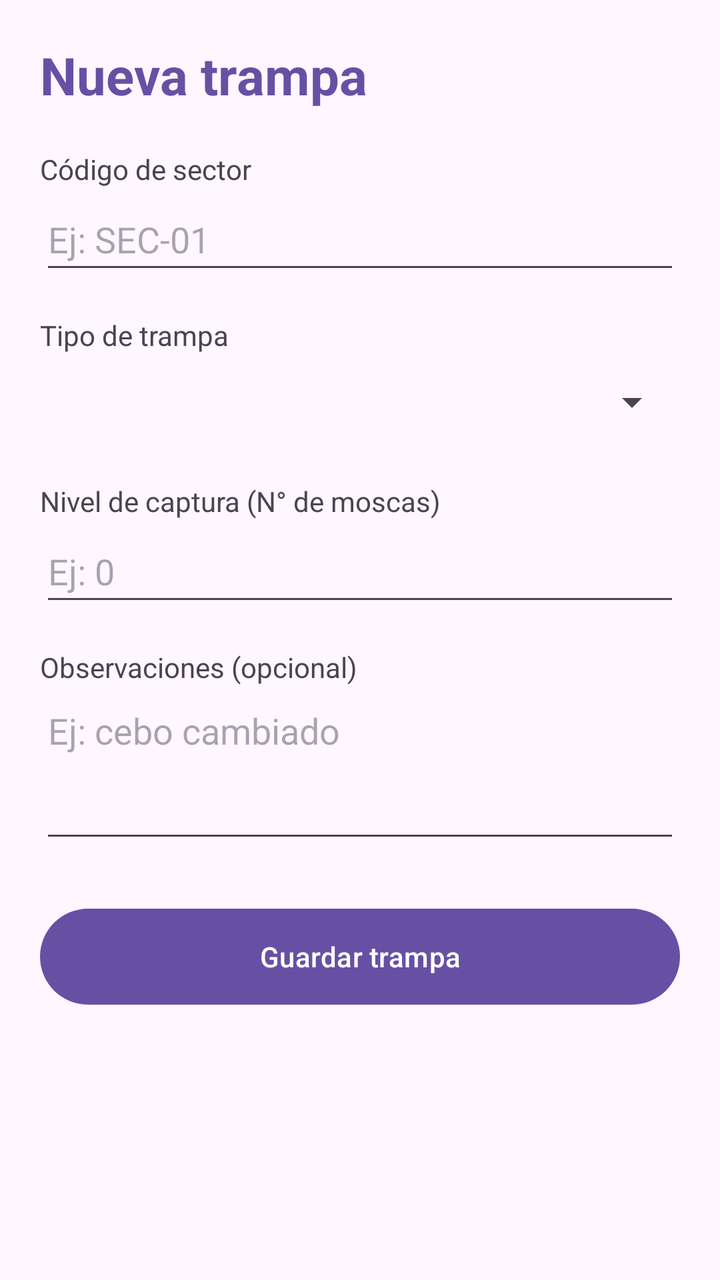
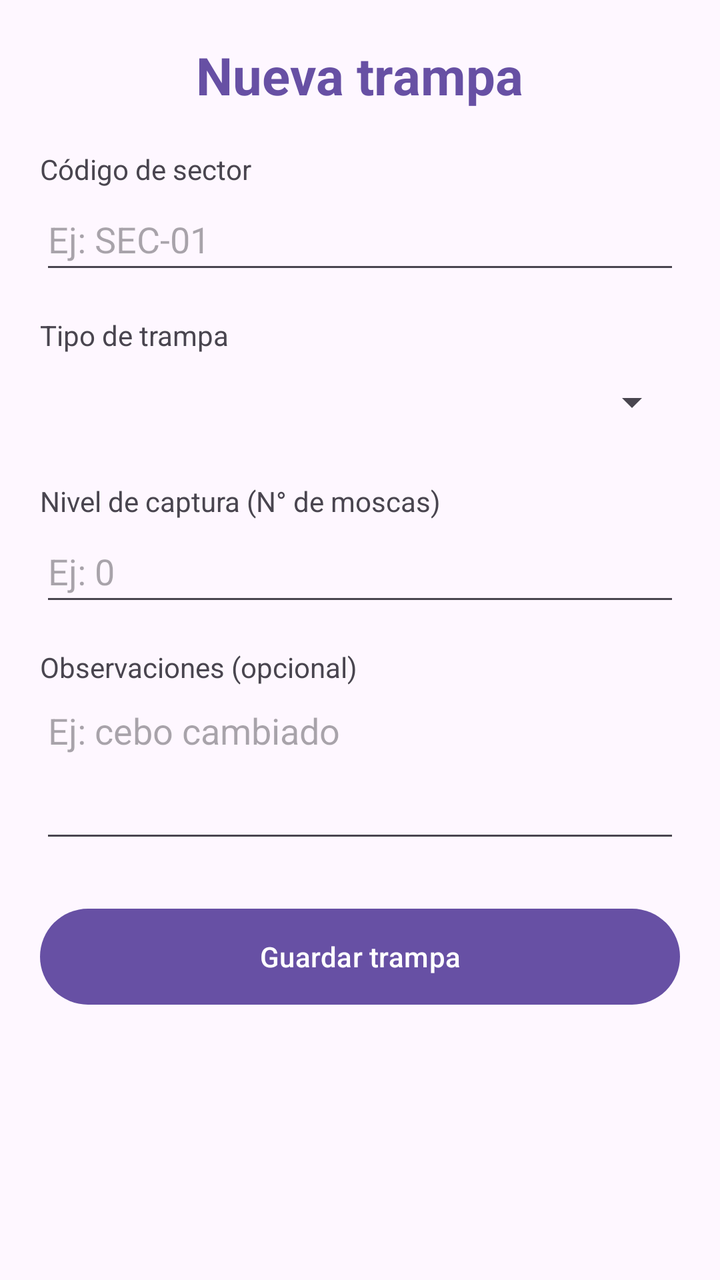

Before-and-after screenshots of an Android layout around one commit, followed by the original layout XML and the change that was made.
<!-- AndroidManifest.xml: application theme Theme.FlyTrapIoT -->
<!-- res/layout/activity_agregar_trampa.xml -->
<?xml version="1.0" encoding="utf-8"?>
<ScrollView xmlns:android="http://schemas.android.com/apk/res/android"
    xmlns:tools="http://schemas.android.com/tools"
    android:id="@+id/main"
    android:layout_width="match_parent"
    android:layout_height="match_parent"
    android:fillViewport="true"
    tools:context=".AgregarTrampaActivity">

    <LinearLayout
        android:layout_width="match_parent"
        android:layout_height="wrap_content"
        android:orientation="vertical"
        android:padding="20dp">

        <TextView
            android:layout_width="wrap_content"
            android:layout_height="wrap_content"
            android:layout_marginBottom="20dp"
            android:text="Nueva trampa"
            android:textColor="?attr/colorPrimary"
            android:textSize="26sp"
            android:textStyle="bold" />

        <TextView
            android:layout_width="wrap_content"
            android:layout_height="wrap_content"
            android:text="Código de sector" />

        <EditText
            android:id="@+id/etCodigoSector"
            android:layout_width="match_parent"
            android:layout_height="wrap_content"
            android:hint="Ej: SEC-01"
            android:inputType="textCapCharacters"
            android:maxLength="20"
            android:minHeight="48dp" />

        <TextView
            android:layout_width="wrap_content"
            android:layout_height="wrap_content"
            android:layout_marginTop="16dp"
            android:text="Tipo de trampa" />

        <Spinner
            android:id="@+id/spTipoTrampa"
            android:layout_width="match_parent"
            android:layout_height="48dp" />

        <TextView
            android:layout_width="wrap_content"
            android:layout_height="wrap_content"
            android:layout_marginTop="16dp"
            android:text="Nivel de captura (N° de moscas)" />

        <EditText
            android:id="@+id/etNivelCaptura"
            android:layout_width="match_parent"
            android:layout_height="wrap_content"
            android:hint="Ej: 0"
            android:inputType="number"
            android:maxLength="4"
            android:minHeight="48dp" />

        <TextView
            android:layout_width="wrap_content"
            android:layout_height="wrap_content"
            android:layout_marginTop="16dp"
            android:text="Observaciones (opcional)" />

        <EditText
            android:id="@+id/etObservaciones"
            android:layout_width="match_parent"
            android:layout_height="wrap_content"
            android:gravity="top|start"
            android:hint="Ej: cebo cambiado"
            android:inputType="textMultiLine|textCapSentences"
            android:minLines="3" />

        <Button
            android:id="@+id/btnGuardar"
            android:layout_width="match_parent"
            android:layout_height="56dp"
            android:layout_marginTop="24dp"
            android:text="Guardar trampa" />
    </LinearLayout>
</ScrollView>
<!-- resources referenced by this layout -->
<resources>
  <style name="Theme.FlyTrapIoT" parent="Base.Theme.FlyTrapIoT" />
  <style name="Base.Theme.FlyTrapIoT" parent="Theme.Material3.DayNight.NoActionBar">
          
          
      </style>
</resources>

<!-- the commit's change to res/layout/activity_agregar_trampa.xml (unified diff, before → after) -->
@@ -17,6 +17,7 @@
             android:layout_width="wrap_content"
             android:layout_height="wrap_content"
             android:layout_marginBottom="20dp"
+            android:layout_gravity="center_horizontal"
             android:text="Nueva trampa"
             android:textColor="?attr/colorPrimary"
             android:textSize="26sp"
